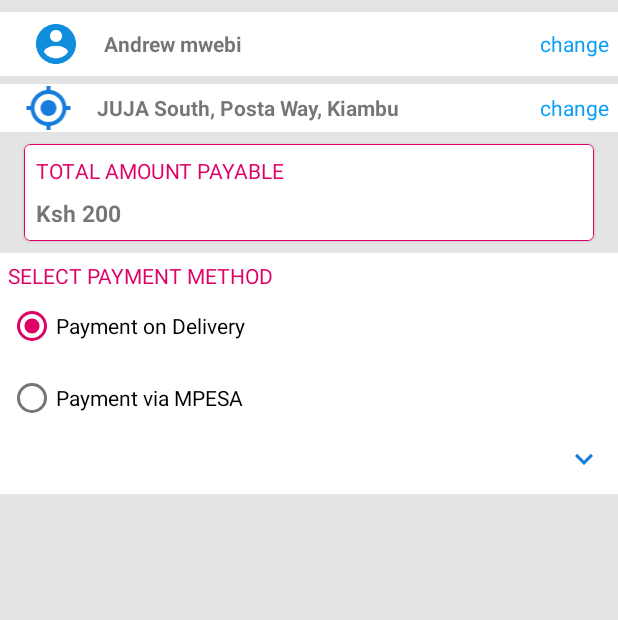
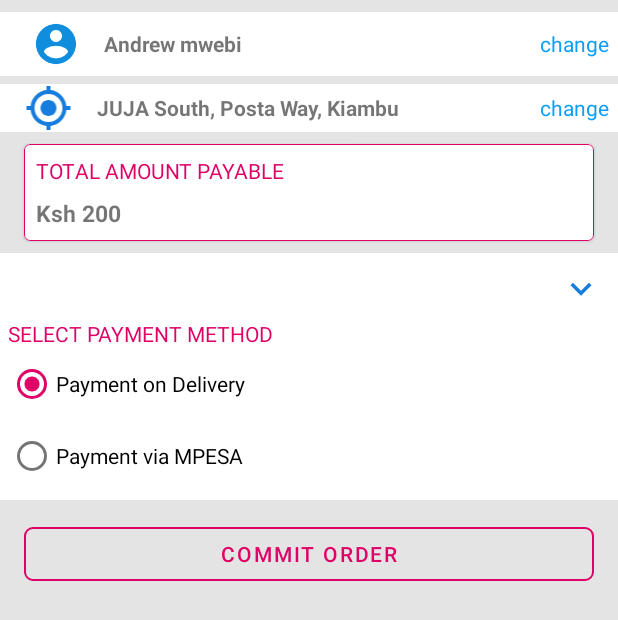
Before and after one commit to amsabots/Suzzy, an Android app: the layout payment.xml on its own in the app's theme, with its tools: preview values and no code run, on a phone screen of 412 x 824 dp. Shown: the top 620 px of the screen. Run offline under Robolectric (Android 15) with nearby library versions, the phone set to English and light mode, and no system bars; Roboto replaces fonts that are not available here.

```diff
--- a/app/src/main/AndroidManifest.xml
+++ b/app/src/main/AndroidManifest.xml
@@ -22,7 +22,7 @@
             android:parentActivityName=".MainActivity" />
         <activity
             android:name=".MoreOptions.History"
-            android:parentActivityName=".MainActivity" />
+            android:parentActivityName=".MainFrags.MoreFrag" />
         <activity
             android:name=".MoreOptions.Account"
             android:parentActivityName=".MainFrags.MoreFrag" />
--- a/app/src/main/java/com/example/suzzy/Cart/Categories.java
+++ b/app/src/main/java/com/example/suzzy/Cart/Categories.java
@@ -277,6 +277,8 @@ saveToUserCart(position);
 
 
     public void saveToUserCart(final int position) {
+        progressDialog.setCanceledOnTouchOutside(false);
+        progressDialog.show();
         list.get(position).setLoading(true);
         adapter.notifyDataSetChanged();
         if(!list.get(position).isSavedinCart()){
@@ -290,6 +292,7 @@ saveToUserCart(position);
                 @Override
                 public void onComplete(@NonNull Task<Void> task) {
                     if (task.isSuccessful()) {
+                        progressDialog.dismiss();
                         Snackbar.make(snack, "added to cart", BaseTransientBottomBar.LENGTH_SHORT)
                                 .setDuration(500)
                                 .show();
@@ -299,17 +302,20 @@ saveToUserCart(position);
 //                        list.get(position).setSavedinCart(true);
 //                        adapter.notifyDataSetChanged();
                     } else {
+                        progressDialog.dismiss();
                         Toast.makeText(Categories.this, "Task failed, Please try again", Toast.LENGTH_SHORT).show();
                     }
                 }
             }).addOnFailureListener(new OnFailureListener() {
                 @Override
                 public void onFailure(@NonNull Exception e) {
+                    progressDialog.dismiss();
                     Snackbar.make(snack, "Task failed, Please try again", BaseTransientBottomBar.LENGTH_SHORT)
                             .show();
                 }
             });
         }else{
+            progressDialog.dismiss();
             Snackbar.make(snack, "item already in your cart", BaseTransientBottomBar.LENGTH_SHORT)
                     .setDuration(500)
                     .show();
--- a/app/src/main/java/com/example/suzzy/GeneralClasses/General.java
+++ b/app/src/main/java/com/example/suzzy/GeneralClasses/General.java
@@ -3,6 +3,8 @@ package com.example.suzzy.GeneralClasses;
 import android.content.Context;
 import android.content.DialogInterface;
 import android.content.Intent;
+import android.graphics.Paint;
+import android.widget.TextView;
 
 import com.example.suzzy.CreateAccount;
 import com.example.suzzy.MainFrags.MoreFrag;
@@ -61,4 +63,7 @@ public class General {
     public void openEditLocation(Context context){
      context.startActivity(new Intent(context, MoreFrag.class));
     }
+    public static void underLineTextview(TextView textview){
+textview.setPaintFlags(textview.getPaintFlags()| Paint.UNDERLINE_TEXT_FLAG);
+    }
 }
--- a/app/src/main/res/drawable/ic_keyboard_arrow_down_black_24dp.xml
+++ b/app/src/main/res/drawable/ic_keyboard_arrow_down_black_24dp.xml
@@ -1,5 +1,5 @@
-<vector android:height="24dp" android:tint="#167CDD"
+<vector android:height="28dp" android:tint="#167CDD"
     android:viewportHeight="24.0" android:viewportWidth="24.0"
-    android:width="24dp" xmlns:android="http://schemas.android.com/apk/res/android">
+    android:width="28dp" xmlns:android="http://schemas.android.com/apk/res/android">
     <path android:fillColor="#FF000000" android:pathData="M7.41,7.84L12,12.42l4.59,-4.58L18,9.25l-6,6 -6,-6z"/>
 </vector>
--- a/app/src/main/res/drawable/ic_keyboard_arrow_up_black_24dp.xml
+++ b/app/src/main/res/drawable/ic_keyboard_arrow_up_black_24dp.xml
@@ -1,5 +1,5 @@
-<vector android:height="24dp" android:tint="#167CDD"
+<vector android:height="28dp" android:tint="#167CDD"
     android:viewportHeight="24.0" android:viewportWidth="24.0"
-    android:width="24dp" xmlns:android="http://schemas.android.com/apk/res/android">
+    android:width="28dp" xmlns:android="http://schemas.android.com/apk/res/android">
     <path android:fillColor="#FF000000" android:pathData="M7.41,15.41L12,10.83l4.59,4.58L18,14l-6,-6 -6,6z"/>
 </vector>
--- a/app/src/main/res/layout/fragment_cart.xml
+++ b/app/src/main/res/layout/fragment_cart.xml
@@ -169,5 +169,4 @@
 
         </LinearLayout>
     </androidx.cardview.widget.CardView>
-
 </androidx.constraintlayout.widget.ConstraintLayout>
--- a/app/src/main/res/layout/fragment_more.xml
+++ b/app/src/main/res/layout/fragment_more.xml
@@ -267,6 +267,7 @@
                     android:layout_marginStart="16dp"
                     android:layout_marginTop="8dp"
                     android:hint="Active phonenumber"
+                    app:helperText="0712345678"
                     app:layout_constraintEnd_toEndOf="parent"
                     app:layout_constraintStart_toStartOf="parent"
                     app:layout_constraintTop_toBottomOf="@id/fragment_more_name"
--- a/app/src/main/res/layout/payment.xml
+++ b/app/src/main/res/layout/payment.xml
@@ -1,5 +1,6 @@
 <?xml version="1.0" encoding="utf-8"?>
-<ScrollView xmlns:android="http://schemas.android.com/apk/res/android"
+<androidx.core.widget.NestedScrollView
+    xmlns:android="http://schemas.android.com/apk/res/android"
     xmlns:app="http://schemas.android.com/apk/res-auto"
     xmlns:tools="http://schemas.android.com/tools"
     android:layout_width="match_parent"
@@ -126,7 +127,7 @@
                 android:textStyle="normal" />
 
             <TextView
-                android:id="@+id/textView9"
+                android:id="@+id/checkout_subtotal"
                 android:layout_width="wrap_content"
                 android:layout_height="wrap_content"
                 android:layout_marginTop="@dimen/margin_medium"
@@ -139,6 +140,7 @@
     </com.google.android.material.card.MaterialCardView>
 
     <LinearLayout
+        android:id="@+id/linearLayout4"
         android:layout_width="0dp"
         android:layout_height="wrap_content"
         android:layout_marginTop="8dp"
@@ -149,6 +151,14 @@
         app:layout_constraintStart_toStartOf="parent"
         app:layout_constraintTop_toBottomOf="@+id/materialCardView">
 
+        <ImageView
+            android:id="@+id/toggle_explanations"
+            android:layout_width="wrap_content"
+            android:layout_height="wrap_content"
+            android:layout_gravity="right"
+            android:layout_margin="@dimen/margin_small"
+            android:src="@drawable/ic_keyboard_arrow_down_black_24dp" />
+
         <TextView
             android:id="@+id/textView11"
             android:layout_width="match_parent"
@@ -157,30 +167,24 @@
             android:textAllCaps="true"
             android:textColor="@color/colorAccent" />
         <RadioGroup
+            android:id="@+id/checkout_radiogroup"
             android:layout_width="wrap_content"
             android:layout_height="wrap_content"
             android:checkedButton="@+id/payment_on_delivery"
             android:orientation="vertical">
+
             <RadioButton
                 android:id="@+id/payment_on_delivery"
                 android:layout_width="wrap_content"
                 android:layout_height="wrap_content"
                 android:text="@string/ondelivery" />
+
             <RadioButton
                 android:id="@+id/payment_via_mpesa"
                 android:layout_width="wrap_content"
                 android:layout_height="wrap_content"
-                android:text="@string/mpesa"/>
+                android:text="@string/mpesa" />
         </RadioGroup>
-
-        <ImageView
-            android:id="@+id/toggle_explanations"
-            android:layout_width="wrap_content"
-            android:layout_height="wrap_content"
-            android:layout_gravity="right"
-            android:layout_margin="@dimen/margin_small"
-            android:src="@drawable/ic_keyboard_arrow_down_black_24dp" />
-
         <LinearLayout
             android:id="@+id/checkout_toggle_explanation_view"
             android:layout_width="match_parent"
@@ -203,7 +207,12 @@
                 android:layout_height="wrap_content"
                 android:layout_marginTop="@dimen/margin_small"
                 android:text="@string/explain_on_delivery" />
-
+            <View
+                android:layout_width="match_parent"
+                android:layout_height="0.7dp"
+                android:layout_marginBottom="@dimen/margin_medium"
+                android:layout_marginTop="@dimen/margin_medium"
+                android:background="@color/colorAccent" />
             <TextView
                 android:id="@+id/toggle_mpesa"
                 android:layout_width="match_parent"
@@ -224,10 +233,40 @@
                 android:layout_marginBottom="@dimen/margin_medium"
                 android:layout_marginTop="@dimen/margin_medium"
                 android:background="@color/colorAccent" />
+
         </LinearLayout>
     </LinearLayout>
+
+    <com.google.android.material.button.MaterialButton
+        android:id="@+id/checkout_commit_changes"
+        style="@style/Widget.MaterialComponents.Button.OutlinedButton"
+        android:layout_width="0dp"
+        android:layout_height="wrap_content"
+        android:layout_marginBottom="16dp"
+        android:layout_marginEnd="16dp"
+        android:layout_marginLeft="16dp"
+        android:layout_marginRight="16dp"
+        android:layout_marginStart="16dp"
+        android:layout_marginTop="12dp"
+        android:width="1.1dp"
+        android:text="Commit Order"
+        android:textColor="@color/colorAccent"
+        app:cornerRadius="6dp"
+        app:layout_constraintBottom_toBottomOf="parent"
+        app:layout_constraintEnd_toEndOf="parent"
+        app:layout_constraintStart_toStartOf="parent"
+        app:layout_constraintTop_toBottomOf="@id/linearLayout4"
+        app:strokeColor="@color/colorAccent" />
+    <androidx.coordinatorlayout.widget.CoordinatorLayout
+        android:layout_width="match_parent"
+        android:layout_height="wrap_content"
+        android:id="@+id/cartfrag_snackbar"
+        app:layout_constraintBottom_toBottomOf="parent"
+        app:layout_constraintEnd_toEndOf="parent"
+        app:layout_constraintStart_toStartOf="parent"
+        app:layout_constraintRight_toRightOf="parent"
+        app:layout_constraintLeft_toLeftOf="parent"
+        />
 </androidx.constraintlayout.widget.ConstraintLayout>
 
-
-
-</ScrollView>
+</androidx.core.widget.NestedScrollView>
```
Also changed, not shown: app/src/main/java/com/example/suzzy/MainFrags/CartFrag.java (+37 -2 lines), app/src/main/java/com/example/suzzy/MainFrags/MoreFrag.java (+6 -3 lines), app/src/main/java/com/example/suzzy/MoreOptions/History.java (+60 -8 lines), app/src/main/java/com/example/suzzy/Payment.java (+273 -3 lines), app/src/main/res/layout/activity_history.xml (+40 -0 lines).
